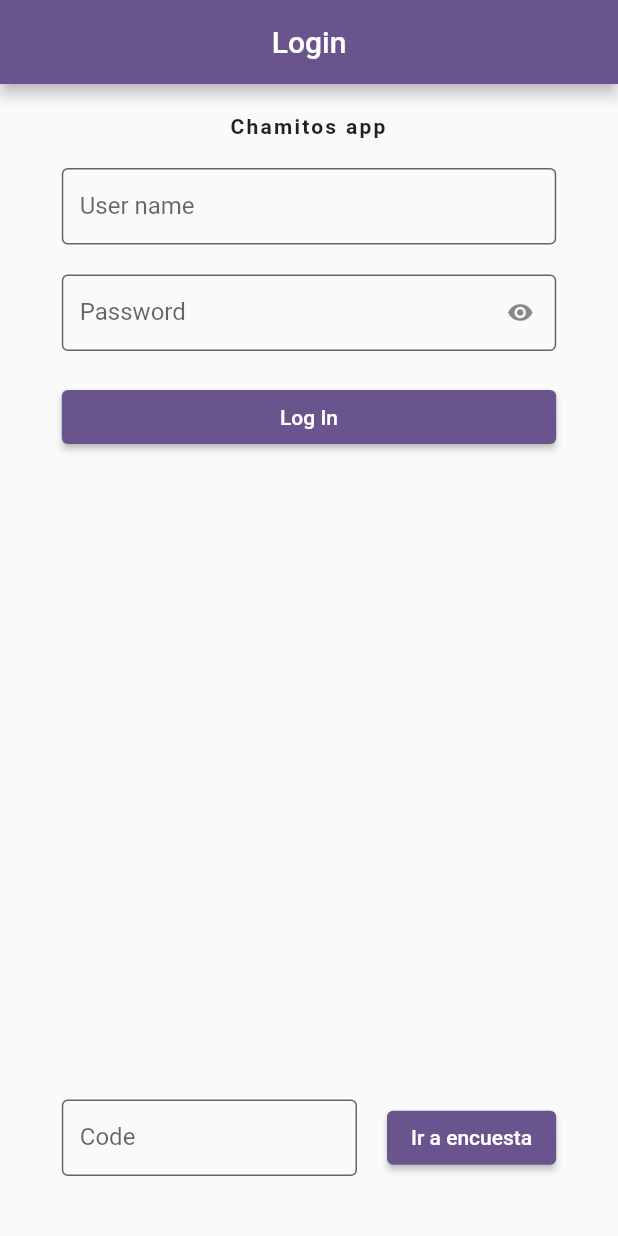
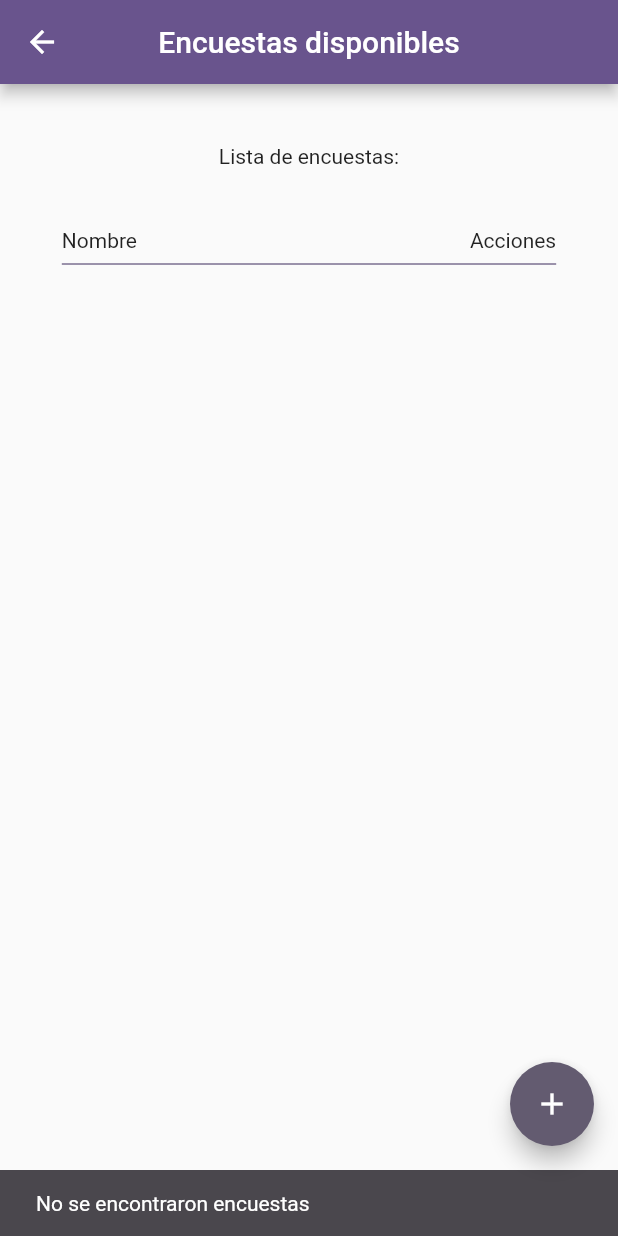
Before and after one commit to bmoisesg/chamitos, a Flutter app: the screen it shows after launch, after a tap on "Log In", on a phone screen of 412 x 824 dp. Run offline on Flutter 3.47's test engine with Material 2 defaults, Android fonts, the phone set to English and light mode, and no system bars; our stand-ins replace firebase_core, firebase_database; accounts and stored records are empty.

Commit message:
add - crear y ver encuestas

```diff
--- a/lib/main.dart
+++ b/lib/main.dart
@@ -1,7 +1,10 @@
 import 'package:encuentas/screens/login.dart';
 import 'package:flutter/material.dart';
+import 'package:firebase_core/firebase_core.dart' show Firebase;
 
-void main() {
+void main() async {
+  WidgetsFlutterBinding.ensureInitialized();
+  await Firebase.initializeApp();
   runApp(const MyApp());
 }
 
@@ -15,8 +18,9 @@ class MyApp extends StatelessWidget {
       title: 'Flutter Demo',
       debugShowCheckedModeBanner: false,
       theme: ThemeData(
-        colorScheme:
-            ColorScheme.fromSeed(seedColor: Color.fromARGB(255, 59, 41, 91)),
+        colorScheme: ColorScheme.fromSeed(
+          seedColor: const Color.fromARGB(255, 59, 41, 91),
+        ),
       ),
       home: const Login(),
     );
--- /dev/null
+++ b/lib/screens/encuesta/lista.dart
@@ -0,0 +1,134 @@
+// ignore_for_file: avoid_print, use_build_context_synchronously
+
+import 'package:encuentas/screens/encuesta/crear.dart';
+import 'package:firebase_database/firebase_database.dart';
+import 'package:flutter/material.dart';
+
+class MostrarEncuestas extends StatefulWidget {
+  const MostrarEncuestas({super.key});
+
+  @override
+  State<MostrarEncuestas> createState() => _MostrarEncuestasState();
+}
+
+class _MostrarEncuestasState extends State<MostrarEncuestas> {
+  @override
+  Widget build(BuildContext context) {
+    return Scaffold(
+      floatingActionButton: FloatingActionButton(
+        onPressed: fntCreateEncuesta,
+        child: const Icon(Icons.add),
+      ),
+      appBar: AppBar(
+        centerTitle: true,
+        title: const Text('Encuestas disponibles'),
+      ),
+      body: FutureBuilder(
+        future: getData(),
+        builder: (context, snapshot) {
+          if (snapshot.connectionState == ConnectionState.waiting) {
+            return const Center(child: CircularProgressIndicator());
+          } else if (snapshot.connectionState == ConnectionState.done) {
+            return Center(
+              child: FractionallySizedBox(
+                  widthFactor: 0.8, child: _buildBody(snapshot.data!)),
+            );
+          } else {
+            return Container();
+          }
+        },
+      ),
+    );
+  }
+
+  Future<dynamic> getData() async {
+    List listaEcuestas = [];
+    DatabaseReference ref = FirebaseDatabase.instance.ref();
+    DataSnapshot snapshot = await ref.child('encuestas/').get();
+    if (snapshot.exists) {
+      if (snapshot.value != null && snapshot.value is Map<dynamic, dynamic>) {
+        Map<dynamic, dynamic> dataMap = snapshot.value as Map;
+        dataMap.forEach((key, value) {
+          listaEcuestas.add({"id": key, "value": value['nombre']});
+        });
+
+        return listaEcuestas;
+      }
+    } else {
+      ScaffoldMessenger.of(context).showSnackBar(
+        const SnackBar(content: Text('No se encontraron encuestas')),
+      );
+    }
+    return [];
+  }
+
+  Widget _buildBody(List lista) {
+    return Column(
+      children: [
+        const SizedBox(height: 40),
+        const Text('Lista de encuestas:'),
+        const SizedBox(height: 40),
+        const Row(
+          mainAxisAlignment: MainAxisAlignment.spaceBetween,
+          children: [
+            Text('Nombre'),
+            Text('Acciones'),
+          ],
+        ),
+        const Divider(color: Color.fromARGB(255, 59, 41, 91)),
+        const SizedBox(height: 20),
+        Expanded(
+          child: ListView.builder(
+              physics: const BouncingScrollPhysics(),
+              itemCount: lista.length,
+              itemBuilder: (BuildContext context, int index) {
+                return Container(
+                  margin: const EdgeInsets.only(top: 10, bottom: 10),
+                  padding: const EdgeInsets.all(10),
+                  color:
+                      const Color.fromARGB(255, 59, 41, 91).withOpacity(0.08),
+                  child: Row(
+                    children: [
+                      Expanded(
+                        child: Text(
+                          lista[index]['value'] +
+                              "cksdlñacj dsklacjds ackldñsja ckdslañc jdsaklñcdnsacdsa",
+                          overflow: TextOverflow.ellipsis,
+                        ),
+                      ),
+                      IconButton(
+                          onPressed: () =>
+                              fntDeleteEncuesta(lista[index]['id']),
+                          icon: const Icon(
+                            Icons.delete,
+                            color: Color.fromARGB(255, 59, 41, 91),
+                          )),
+                      IconButton(
+                          onPressed: () {},
+                          icon: const Icon(
+                            Icons.view_list,
+                            color: Color.fromARGB(255, 59, 41, 91),
+                          ))
+                    ],
+                  ),
+                );
+              }),
+        ),
+        const SizedBox(height: 40),
+      ],
+    );
+  }
+
+  fntCreateEncuesta() {
+    Navigator.pushReplacement(
+      context,
+      MaterialPageRoute(builder: (context) => const CrearEncuesta()),
+    );
+  }
+
+  fntDeleteEncuesta(String id) async {
+    DatabaseReference ref = FirebaseDatabase.instance.ref();
+    await ref.child('encuestas/$id').remove();
+    setState(() {});
+  }
+}
--- a/lib/screens/login.dart
+++ b/lib/screens/login.dart
@@ -1,5 +1,6 @@
 // ignore_for_file: avoid_print
 
+import 'package:encuentas/screens/encuesta/lista.dart';
 import 'package:flutter/material.dart';
 
 class Login extends StatefulWidget {
@@ -34,6 +35,8 @@ class _LoginState extends State<Login> {
       crossAxisAlignment: CrossAxisAlignment.stretch,
       children: [
         Expanded(
+          child: SingleChildScrollView(
+            physics: const BouncingScrollPhysics(),
             child: Column(
               crossAxisAlignment: CrossAxisAlignment.stretch,
               children: [
@@ -41,8 +44,8 @@ class _LoginState extends State<Login> {
                 const Text(
                   'Chamitos app',
                   textAlign: TextAlign.center,
-                style:
-                    TextStyle(fontWeight: FontWeight.bold, letterSpacing: 1.5),
+                  style: TextStyle(
+                      fontWeight: FontWeight.bold, letterSpacing: 1.5),
                 ),
                 const SizedBox(height: 20),
                 TextFormField(
@@ -65,8 +68,9 @@ class _LoginState extends State<Login> {
                     border: const OutlineInputBorder(),
                     suffixIcon: IconButton(
                       onPressed: fntObscureText,
-                    icon: Icon(
-                        obscureText ? Icons.visibility : Icons.visibility_off),
+                      icon: Icon(obscureText
+                          ? Icons.visibility
+                          : Icons.visibility_off),
                     ),
                     labelText: "Password",
                     fillColor: Colors.transparent,
@@ -81,6 +85,7 @@ class _LoginState extends State<Login> {
                 ),
                 const SizedBox(height: 20),
               ],
+            ),
           ),
         ),
         Row(
@@ -118,6 +123,12 @@ class _LoginState extends State<Login> {
 
   fntLogin() {
     print('press btn');
+    print(ctrlUserName.text);
+    print(ctrlPass.text);
+    Navigator.push(
+      context,
+      MaterialPageRoute(builder: (context) => const MostrarEncuestas()),
+    );
   }
 
   fntGoEncuesta() {
```
Also changed, not shown: lib/screens/encuesta/crear.dart (added, +305 -0 lines), pubspec.yaml (+5 -4 lines), 3 other files. Lines whose indentation alone changed are shown as unchanged.
